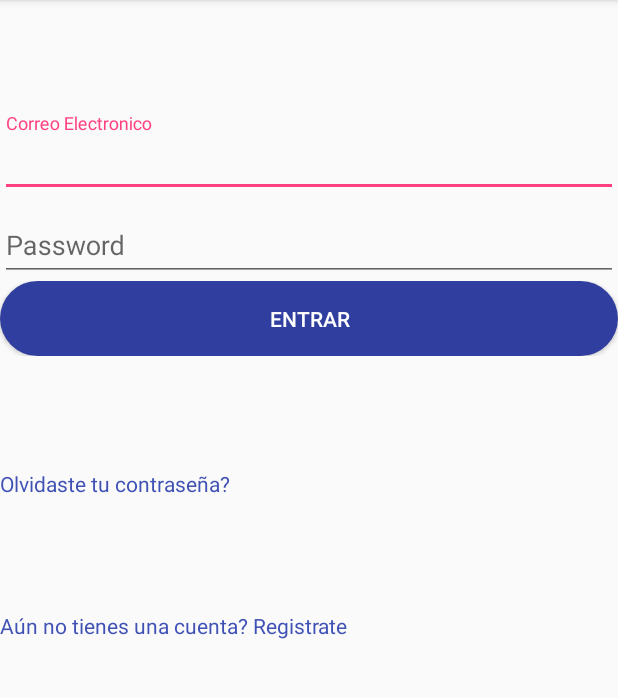
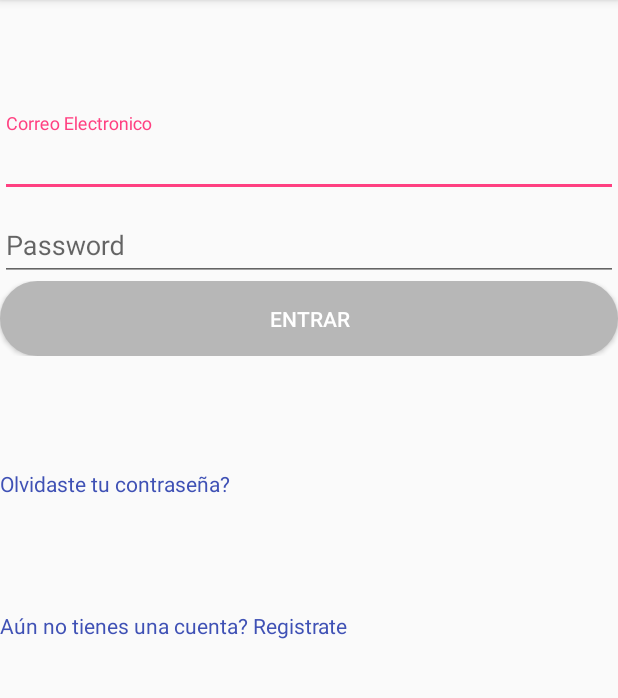
Before and after one commit to marguirrem/AduioMP3, an Android app: the screen it shows after launch (LoginActivity), on a phone screen of 412 x 824 dp, the part 84-782 px from its top. Run offline under Robolectric (Android 15) with nearby library versions, the phone set to English and light mode, and no system bars; our stand-ins replace ButterKnife.

Commit message:
button enabled when password is set

```diff
--- /dev/null
+++ b/app/src/main/res/drawable-xhdpi/button_round_disabled.xml
@@ -0,0 +1,9 @@
+<?xml version="1.0" encoding="utf-8"?>
+<shape xmlns:android="http://schemas.android.com/apk/res/android"
+    android:shape="rectangle">
+    <size android:width="50dp"        android:height="50dp"></size>
+    <corners android:radius="25dp"></corners>
+    <solid android:color="@color/colorDisabled"></solid>
+
+
+</shape>
--- a/app/src/main/res/layout/activity_login.xml
+++ b/app/src/main/res/layout/activity_login.xml
@@ -42,9 +42,11 @@
             android:id="@+id/btnSigIn"
             android:layout_width="match_parent"
             android:layout_height="wrap_content"
-            android:background="@drawable/button_round"
+            android:background="@drawable/button_round_disabled"
+            android:text="@string/login.btnSigIn"
             android:textColor="@color/colorWhite"
-            android:text="@string/login.btnSigIn" />
+            android:visibility="visible"
+            tools:clickable="false" />
 
 
     </LinearLayout>
--- a/app/src/main/res/layout/activity_register.xml
+++ b/app/src/main/res/layout/activity_register.xml
@@ -69,7 +69,7 @@
         android:id="@+id/btnSignUp"
         android:layout_width="match_parent"
         android:layout_height="wrap_content"
-        android:background="@drawable/button_round"
+        android:background="@drawable/button_round_enabled"
         android:text="@string/registro.btn.signUp"
         android:textColor="@color/colorWhite"
         android:visibility="visible" />
--- a/app/src/main/res/menu/activity_home_drawer.xml
+++ b/app/src/main/res/menu/activity_home_drawer.xml
@@ -31,7 +31,7 @@
             <item
                 android:id="@+id/nav_logout"
                 android:tooltipText="Salir"
-                android:title="Send" />
+                android:title="Salir" />
         </menu>
     </item>
 
--- a/app/src/main/res/values/colors.xml
+++ b/app/src/main/res/values/colors.xml
@@ -4,4 +4,5 @@
     <color name="colorPrimaryDark">#303F9F</color>
     <color name="colorAccent">#FF4081</color>
     <color name="colorWhite">#FFF</color>
+    <color name="colorDisabled">#B7B7B7</color>
 </resources>
```
Also changed, not shown: app/src/main/java/com/audiomp3/audiomp3/activities/LoginActivity.java (+24 -0 lines), app/src/main/res/drawable/button_round_enabled.xml (renamed from app/src/main/res/drawable/button_round.xml), 116 other files.
